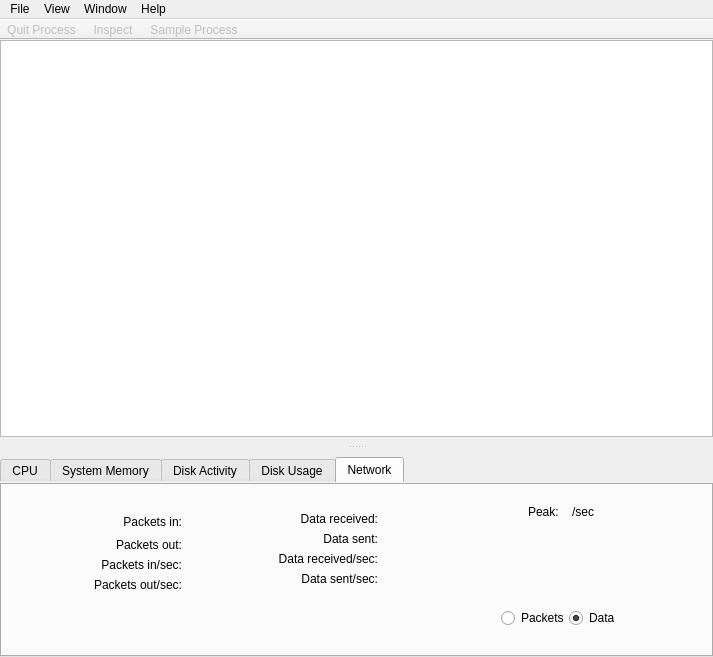
Before: the Qt Designer form Under Construction/Activity Monitor.app/Resources/main_window.ui in helloSystem/Utilities, drawn with Qt 5.
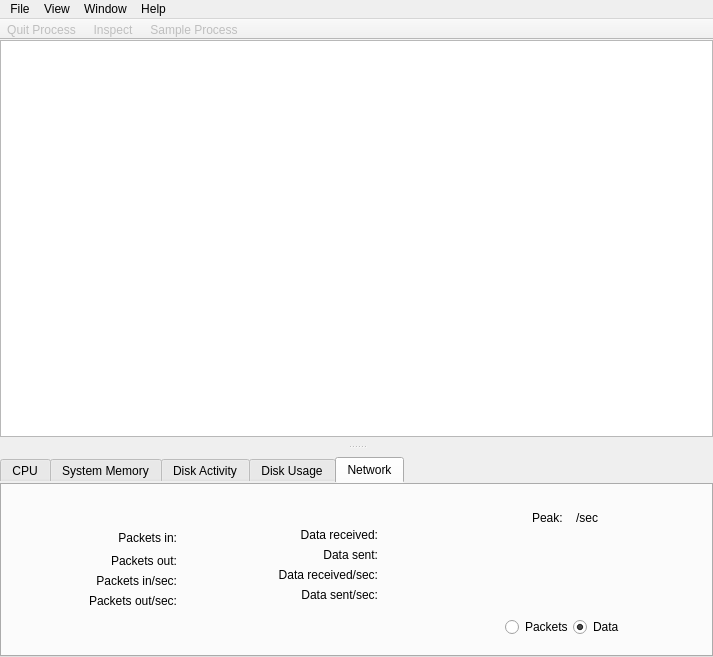
After: the same form once the commit is applied. The open tabs and pages were chosen to show the change. Icons and pictures are not drawn. Custom widgets are drawn as their Qt base class.

What changed in the file:
```diff
--- a/Under Construction/Activity Monitor.app/Resources/main_window.ui
+++ b/Under Construction/Activity Monitor.app/Resources/main_window.ui
@@ -1795,7 +1795,19 @@
         <attribute name="title">
          <string>Network</string>
         </attribute>
-        <layout class="QHBoxLayout" name="horizontalLayout_9">
+        <layout class="QVBoxLayout" name="verticalLayout_6">
+         <property name="leftMargin">
+          <number>0</number>
+         </property>
+         <property name="topMargin">
+          <number>25</number>
+         </property>
+         <property name="rightMargin">
+          <number>0</number>
+         </property>
+         <property name="bottomMargin">
+          <number>0</number>
+         </property>
          <item>
           <layout class="QHBoxLayout" name="horizontalLayout_8">
            <property name="spacing">
@@ -2161,7 +2173,7 @@
               <number>0</number>
              </property>
              <property name="topMargin">
-              <number>10</number>
+              <number>0</number>
              </property>
              <property name="spacing">
               <number>0</number>
```
Left out of the diff: 2 changed lines with no effect on the pictures.
